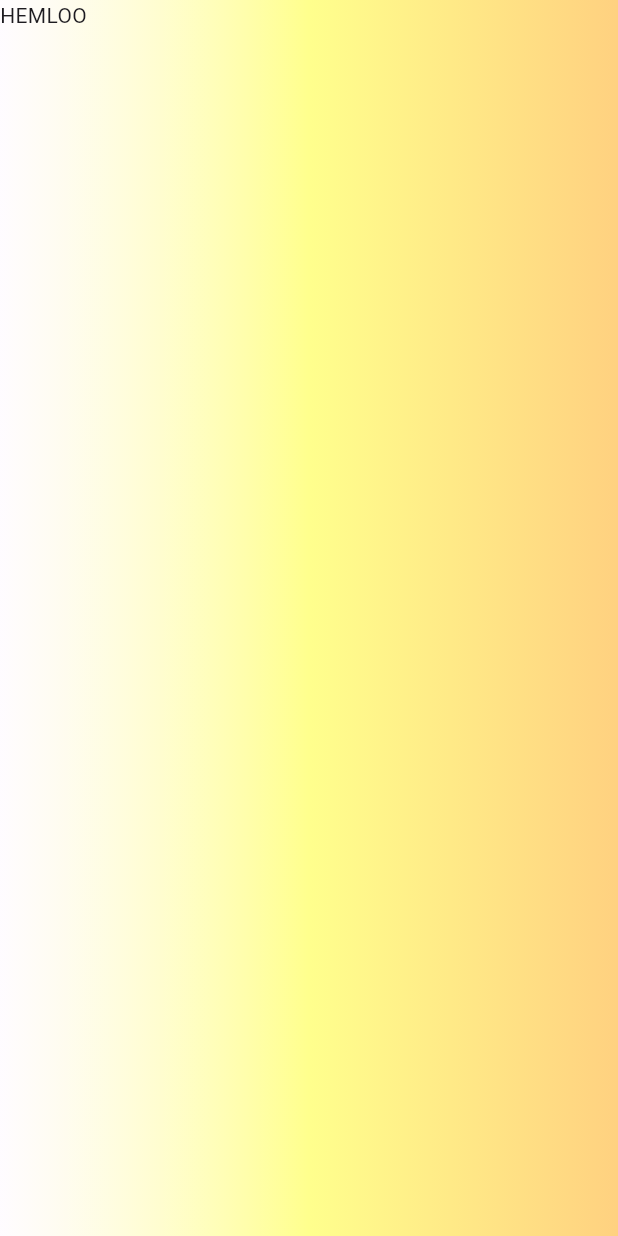
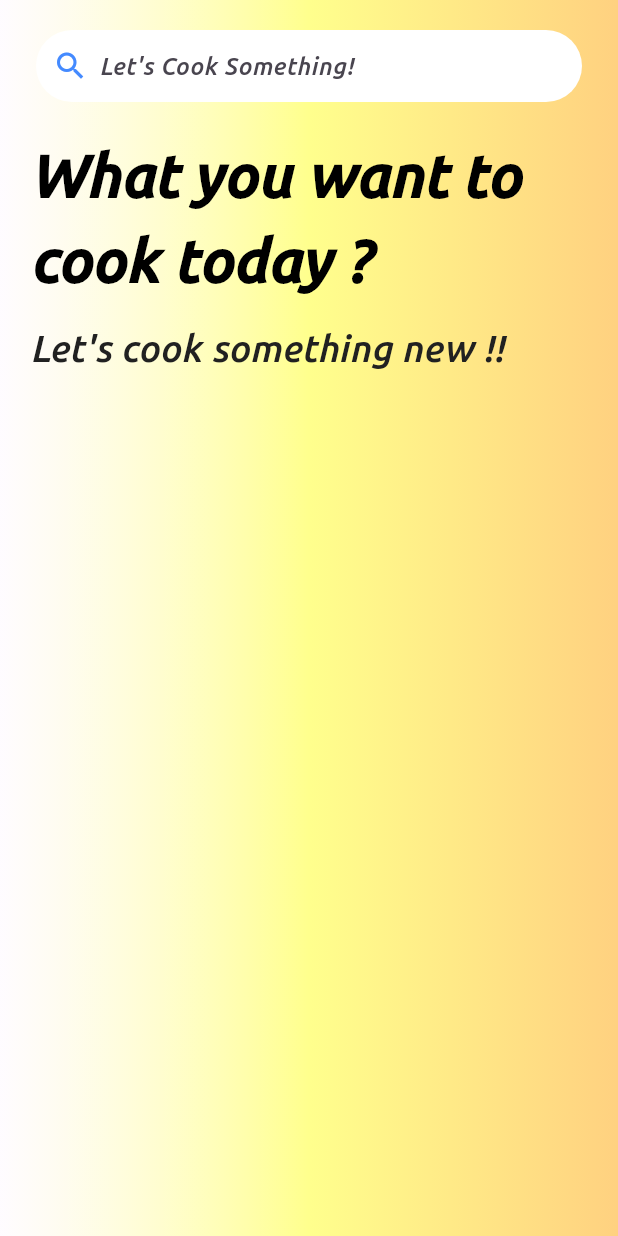
Before and after one commit to Uanuragdhyay/RecipieBook, a Flutter app: the screen it shows after launch, on a phone screen of 412 x 824 dp. Run offline on Flutter 3.47's test engine with Material 3 defaults, Android fonts, the phone set to English and light mode, and no system bars.

Commit message:
initiated home page

```diff
--- a/lib/home.dart
+++ b/lib/home.dart
@@ -8,6 +8,7 @@ class Home extends StatefulWidget {
 }
 
 class _HomeState extends State<Home> {
+  TextEditingController searchController = new TextEditingController();
   @override
   Widget build(BuildContext context) {
     return Scaffold(
@@ -26,8 +27,65 @@ class _HomeState extends State<Home> {
               )
             ),
           ),
-          SafeArea(child: Text("HEMLOO"),
-          )
+        Column(
+          children: [
+
+            //Search Bar
+            SafeArea(
+              child: Container(
+                //Search Wala Container
+
+                padding: EdgeInsets.symmetric(horizontal: 8),
+                margin: EdgeInsets.symmetric(horizontal: 24, vertical: 20),
+                decoration: BoxDecoration(
+                    color: Colors.white,
+                    borderRadius: BorderRadius.circular(24)),
+                child: Row(
+                  children: [
+                    GestureDetector(
+                      onTap: () {
+                        if((searchController.text).replaceAll(" ", "") == "")
+                        {
+                          print("Blank search");
+                        }else{
+                          Navigator.pushReplacementNamed(context, "/loading",arguments: {
+                            "searchText" : searchController.text,
+                          });
+                        }
+
+                      },
+                      child: Container(
+                        child: Icon(
+                          Icons.search,
+                          color: Colors.blueAccent,
+                        ),
+                        margin: EdgeInsets.fromLTRB(3, 0, 7, 0),
+                      ),
+                    ),
+                    Expanded(
+                      child: TextField(
+                        controller: searchController,
+                        decoration: InputDecoration(
+                            border: InputBorder.none, hintText: "Let's Cook Something!"),
+                      ),
+                    )
+                  ],
+                ),
+              ),
+            ),
+            Container(
+              padding: EdgeInsets.symmetric(horizontal: 20),
+              child: Column(
+                crossAxisAlignment: CrossAxisAlignment.start,
+                children: [
+                  Text("What you want to cook today ?",style: TextStyle(fontSize: 40,fontWeight: FontWeight.bold,color: Colors.black),),
+                  SizedBox(height: 12,),
+                  Text("Let's cook something new !!" , style: TextStyle(fontSize: 25,color: Colors.grey.shade900),)
+                ],
+              ),
+            ),
+          ],
+        )
         ],
       )
     );
--- a/lib/main.dart
+++ b/lib/main.dart
@@ -12,25 +12,11 @@ class MyApp extends StatelessWidget {
   @override
   Widget build(BuildContext context) {
     return MaterialApp(
+      debugShowCheckedModeBanner: false,
       title: 'Flutter Demo',
       theme: ThemeData(
-        // This is the theme of your application.
-        //
-        // TRY THIS: Try running your application with "flutter run". You'll see
-        // the application has a purple toolbar. Then, without quitting the app,
-        // try changing the seedColor in the colorScheme below to Colors.green
-        // and then invoke "hot reload" (save your changes or press the "hot
-        // reload" button in a Flutter-supported IDE, or press "r" if you used
-        // the command line to start the app).
-        //
-        // Notice that the counter didn't reset back to zero; the application
-        // state is not lost during the reload. To reset the state, use hot
-        // restart instead.
-        //
-        // This works for code too, not just values: Most code changes can be
-        // tested with just a hot reload.
-        colorScheme: ColorScheme.fromSeed(seedColor: Colors.deepPurple),
-        useMaterial3: true,
+       primarySwatch: Colors.blue,
+        fontFamily: "Ubuntu",
       ),
       home: Home(),
     );
```
Also changed, not shown: pubspec.yaml (+5 -5 lines), Fonts/Ubuntu-MediumItalic.ttf (added).
